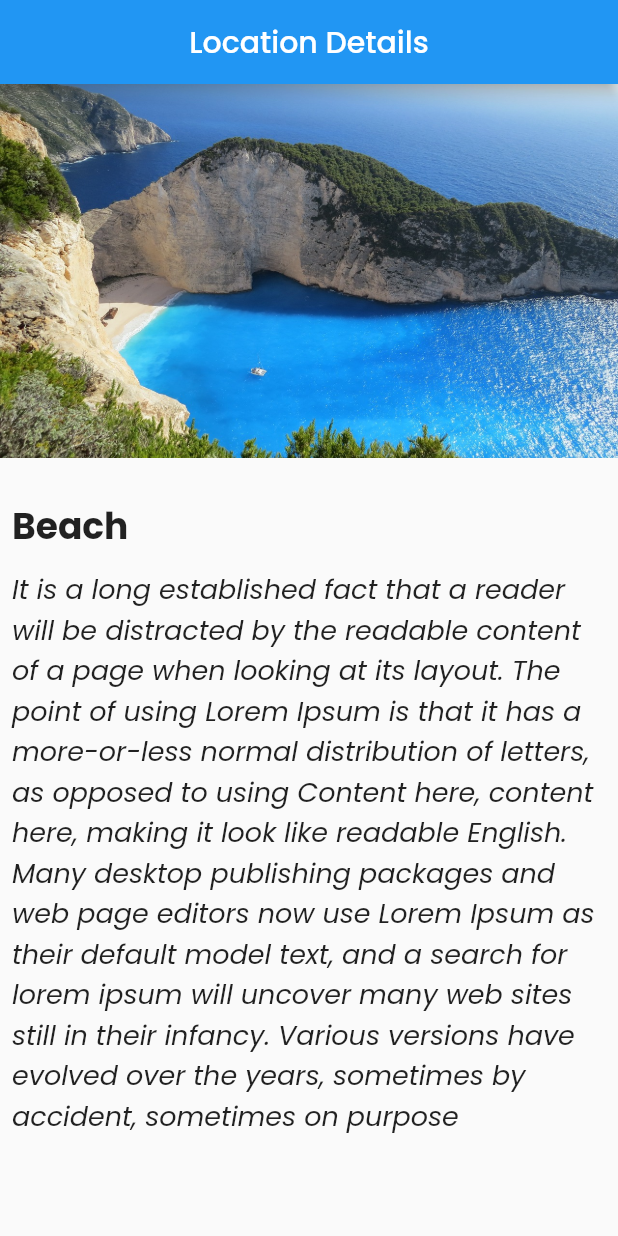
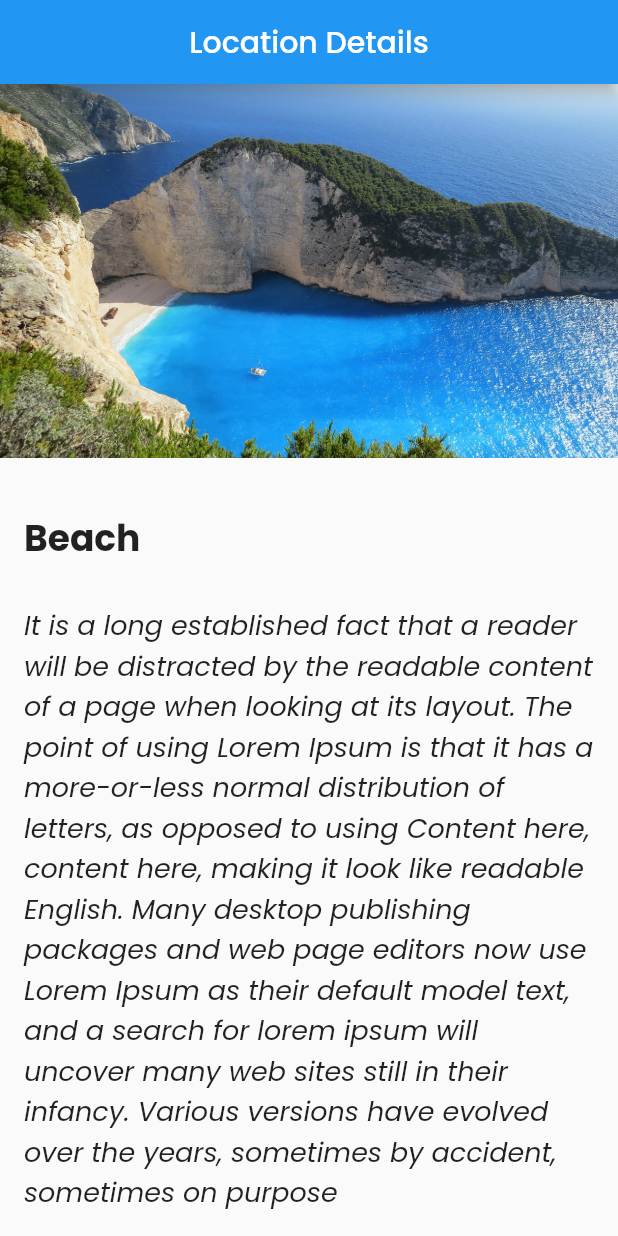
Before and after one commit to TahmidMannanDipu/practice2, a Flutter app: the screen it shows after launch, on a phone screen of 412 x 824 dp. Run offline on Flutter 3.47's test engine with Material 2 defaults, Android fonts, the phone set to English and light mode, and no system bars.

Commit message:
only image and text section with button

```diff
--- a/lib/text_section.dart
+++ b/lib/text_section.dart
@@ -29,7 +29,9 @@ Widget textpart(String title, String body) {
         child: Column(
           crossAxisAlignment: CrossAxisAlignment.start,
           children: [
-            Text(
+            Padding(
+              padding: const EdgeInsets.all(8.0),
+              child: Text(
                 title,
                 style: const TextStyle(
                     fontSize: 24,
@@ -37,17 +39,21 @@ Widget textpart(String title, String body) {
                     fontFamily: 'Poppins',
                     fontStyle: FontStyle.normal),
               ),
+            ),
             const SizedBox(height: 10),
-            Text(
+            Padding(
+              padding: const EdgeInsets.all(8.0),
+              child: Text(
                 body,
                 style: const TextStyle(fontSize: 18,
                     fontFamily: 'Poppins',
                     fontStyle: FontStyle.italic),
               ),
+            ),
             Center(
               child: Column(
                 children: [
-                  const SizedBox(height: 100),
+                  const SizedBox(height: 60),
                   ElevatedButton(
                     onPressed: () {},
                     style: ElevatedButton.styleFrom(
```
Lines whose indentation alone changed are shown as unchanged.
